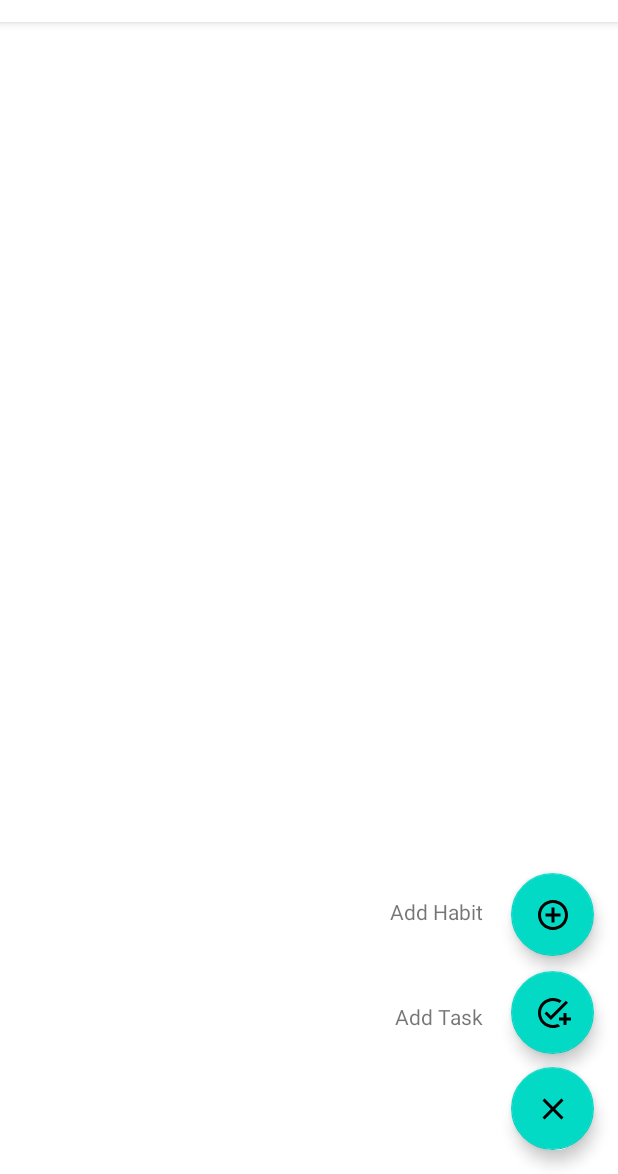
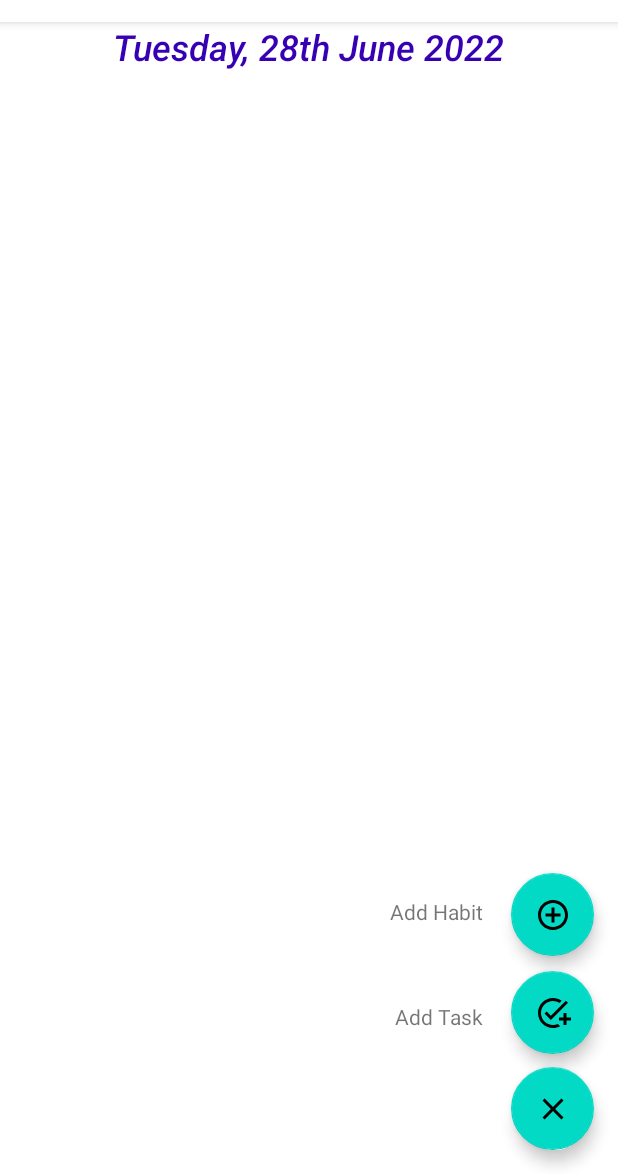
Before and after one commit to MikolajCieslik/Habitary, an Android app: the screen it shows after launch once a user with an empty profile is signed in (MainActivity), after a tap on an icon or button, on a phone screen of 412 x 824 dp, the part 62-1236 px from its top. Run offline under Robolectric (Android 15) with nearby library versions, the phone set to English and light mode, and no system bars; our stand-ins replace Firebase (no records; nobody signed in at launch, a user with empty details on screens opened directly); libraries missing offline, so code that uses them is left out: com.yarolegovich.slidingrootnav; 5 statements that could not run were skipped.

Commit message:
MainView implemented

```diff
--- a/app/src/main/java/com/example/habitary/MainActivity.java
+++ b/app/src/main/java/com/example/habitary/MainActivity.java
@@ -23,6 +23,7 @@ import com.example.habitary.authentication.EmailPasswordActivity;
 import com.example.habitary.authentication.ManageUserActivity;
 import com.example.habitary.fragment.CreateTaskFragment;
 import com.example.habitary.fragment.HabitsFragment;
+import com.example.habitary.fragment.MainViewFragment;
 import com.example.habitary.fragment.MyTasksFragment;
 import com.example.habitary.fragment.PomodoroFragment;
 import com.example.habitary.model.Task;
@@ -103,19 +104,31 @@ public class MainActivity extends AppCompatActivity implements DrawerAdapter.OnI
 
         FragmentTransaction transaction = getSupportFragmentManager().beginTransaction();
         if (position == POS_HOME){
-            /*CenteredTextFragment dashBoardFragment = new CenteredTextFragment();
-            transaction.replace(R.id.container, dashBoardFragment);*/
-            getSupportFragmentManager().beginTransaction().replace(R.id.container, new CenteredTextFragment()).commit();
+            MainViewFragment mainViewFragment = new MainViewFragment();
+            transaction.replace(R.id.container, mainViewFragment);
+            getSupportFragmentManager().beginTransaction().replace(R.id.container, new MainViewFragment()).commit();
+
+            CenteredTextFragment dashBoardFragment = new CenteredTextFragment();
+            transaction.add(R.id.container, dashBoardFragment);
+            getSupportFragmentManager().beginTransaction().add(R.id.container, new CenteredTextFragment()).commit();
         }
         else if (position == POS_TASKS){
             MyTasksFragment myTasksFragment = new MyTasksFragment();
             transaction.replace(R.id.container, myTasksFragment);
             getSupportFragmentManager().beginTransaction().replace(R.id.container, new MyTasksFragment()).commit();
+
+            CenteredTextFragment dashBoardFragment = new CenteredTextFragment();
+            transaction.add(R.id.container, dashBoardFragment);
+            getSupportFragmentManager().beginTransaction().add(R.id.container, new CenteredTextFragment()).commit();
         }
         else if (position == POS_HABITS){
             HabitsFragment habitsFragment = new HabitsFragment();
             transaction.replace(R.id.container, habitsFragment);
             getSupportFragmentManager().beginTransaction().replace(R.id.container, new HabitsFragment()).commit();
+
+            CenteredTextFragment dashBoardFragment = new CenteredTextFragment();
+            transaction.add(R.id.container, dashBoardFragment);
+            getSupportFragmentManager().beginTransaction().add(R.id.container, new CenteredTextFragment()).commit();
         }
         else if (position == POS_POMODORO){
             /*PomodoroFragment pomodoroFragment = new PomodoroFragment();
@@ -129,6 +142,14 @@ public class MainActivity extends AppCompatActivity implements DrawerAdapter.OnI
         }
         else if (position == POS_SETTINGS){
             startActivity(new Intent(MainActivity.this, ManageUserActivity.class));
+        }
+        else
+        {
+            getSupportFragmentManager().beginTransaction().replace(R.id.container, new CenteredTextFragment()).commit();
+
+            MainViewFragment mainViewFragment = new MainViewFragment();
+            transaction.replace(R.id.container, mainViewFragment);
+            getSupportFragmentManager().beginTransaction().replace(R.id.container, new MainViewFragment()).commit();
         }
 
         slidingRootNav.closeMenu();
--- a/app/src/main/java/com/example/habitary/TaskRVAdapter.java
+++ b/app/src/main/java/com/example/habitary/TaskRVAdapter.java
@@ -51,7 +51,7 @@ public class TaskRVAdapter extends RecyclerView.Adapter<TaskRVAdapter.ViewTaskHo
         Task task = taskArrayList.get(position);
         firestore.collection("Tasks").document(task.TasksId).delete();
         taskArrayList.remove(position);
-        notifyItemChanged(position);
+        notifyItemRemoved(position);
     }
 
     @Override
--- /dev/null
+++ b/app/src/main/java/com/example/habitary/fragment/MainViewFragment.java
@@ -0,0 +1,196 @@
+package com.example.habitary.fragment;
+
+import static android.content.ContentValues.TAG;
+
+import android.os.Bundle;
+
+import androidx.annotation.NonNull;
+import androidx.annotation.Nullable;
+import androidx.fragment.app.Fragment;
+import androidx.recyclerview.widget.ItemTouchHelper;
+import androidx.recyclerview.widget.LinearLayoutManager;
+import androidx.recyclerview.widget.RecyclerView;
+
+import android.util.Log;
+import android.view.LayoutInflater;
+import android.view.View;
+import android.view.ViewGroup;
+import android.widget.TextView;
+
+import com.example.habitary.HabitRVAdapter;
+import com.example.habitary.Helper;
+import com.example.habitary.R;
+import com.example.habitary.TaskRVAdapter;
+import com.example.habitary.model.Habit;
+import com.example.habitary.model.Task;
+import com.google.firebase.auth.FirebaseAuth;
+import com.google.firebase.auth.FirebaseUser;
+import com.google.firebase.firestore.DocumentChange;
+import com.google.firebase.firestore.DocumentReference;
+import com.google.firebase.firestore.FirebaseFirestore;
+
+import java.text.SimpleDateFormat;
+import java.util.ArrayList;
+import java.util.Calendar;
+import java.util.Collections;
+import java.util.List;
+
+
+public class MainViewFragment extends Fragment {
+
+    FirebaseFirestore db;
+    FirebaseFirestore db2;
+    FirebaseAuth mAuth;
+
+    RecyclerView rv;
+    ArrayList<Task> taskArrayList;
+    TaskRVAdapter taskAdapter;
+    public static final String COLLECTION = "Tasks";
+
+    RecyclerView rv2;
+    ArrayList<Habit> habitArrayList;
+    HabitRVAdapter habitAdapter;
+    public static final String COLLECTION_2 = "Habits";
+    public static final String ttask = "Today's tasks";
+    public static final String thabit = "Today's habits";
+    int counter;
+    int counterh;
+
+
+    SimpleDateFormat timeFormat = new SimpleDateFormat("HH:mm:ss");
+    SimpleDateFormat dateFormat = new SimpleDateFormat("dd-MM-yyyy");
+    SimpleDateFormat prettyFormat = new SimpleDateFormat("EEEE, d'th' MMMM yyyy"); //tylko 'th', nie ma obslugi first/second/third
+    SimpleDateFormat weekdayExtractionFormat = new SimpleDateFormat("EEEE");
+
+    String currentDate;
+    String prettyDate;
+    String weekday;
+    TextView itemCurrentDate;
+    TextView todaytask;
+    TextView todayhabit;
+
+    public MainViewFragment() {
+        db = FirebaseFirestore.getInstance();
+        currentDate = dateFormat.format(Calendar.getInstance().getTime());
+        prettyDate = prettyFormat.format(Calendar.getInstance().getTime());
+        weekday = weekdayExtractionFormat.format(Calendar.getInstance().getTime());
+    }
+
+    @Nullable
+    @Override
+    public View onCreateView(@NonNull LayoutInflater inflater, @Nullable ViewGroup container, @Nullable Bundle savedInstanceState) {
+
+        db = FirebaseFirestore.getInstance();
+        db2 = FirebaseFirestore.getInstance();
+        mAuth = FirebaseAuth.getInstance();
+
+
+        View rootView = inflater.inflate(R.layout.fragment_main_view, container, false);
+        itemCurrentDate = rootView.findViewById(R.id.timeView);
+
+        itemCurrentDate.setText(prettyDate);
+
+        rv = (RecyclerView) rootView.findViewById(R.id.rvTaski);
+        //rv.setHasFixedSize(true);
+        rv.setLayoutManager(new LinearLayoutManager(getActivity()));
+        taskArrayList = new ArrayList<>();
+        taskAdapter = new TaskRVAdapter(getActivity(), taskArrayList);
+
+        rv2 = (RecyclerView) rootView.findViewById(R.id.rvHabitsy);
+        //rv2.setHasFixedSize(true);
+        rv2.setLayoutManager(new LinearLayoutManager(getActivity()));
+        habitArrayList = new ArrayList<>();
+        habitAdapter = new HabitRVAdapter(getActivity(), habitArrayList);
+
+        todaytask = rootView.findViewById(R.id.todayTasks);
+        todayhabit = rootView.findViewById(R.id.todayHabits);
+
+        todaytask.setText(ttask);
+        todayhabit.setText(thabit);
+
+        rv2.setAdapter(habitAdapter);
+
+        rv.setAdapter(taskAdapter);
+
+        EventChangeListener();
+
+        return rootView;
+    }
+
+    @Override
+    public void onViewCreated(@NonNull View view, @Nullable Bundle savedInstanceState) {
+        super.onViewCreated(view, savedInstanceState);
+    }
+
+    private void EventChangeListener() {
+
+        final FirebaseUser user = mAuth.getCurrentUser();
+        counter = 0;
+
+        db.collection(COLLECTION)
+                .addSnapshotListener((value, error) -> {
+
+                    if (error != null) {
+                        Log.e("Firestore fail", error.getMessage());
+                        return;
+                    }
+                    assert value != null;
+                    for (DocumentChange dc : value.getDocumentChanges()) {
+                        if (dc.getType() == DocumentChange.Type.ADDED) {
+                            DocumentReference documentReference = (DocumentReference) dc.getDocument().get("idUser");
+                            String id = dc.getDocument().getId();
+                            String startDate = dateFormat.format(dc.getDocument().getTimestamp("startDate").toDate());
+                            if(documentReference.getPath().equals("Users/"+user.getUid())){
+                                if (currentDate.equals(startDate)) {
+                                    taskArrayList.add(dc.getDocument().toObject(Task.class).withId(id));
+                                    counter++;
+                                }
+                            }
+                        }
+
+                        taskAdapter.notifyDataSetChanged();
+
+                    }
+                    if (counter == 0)
+                    {
+                        todaytask.setText("");
+                    }
+
+                });
+
+        counterh = 0;
+
+        db2.collection(COLLECTION_2)
+                .addSnapshotListener((value, error) -> {
+
+                    if (error != null) {
+                        Log.e("Firestore fail", error.getMessage());
+                        return;
+                    }
+                    assert value != null;
+                    for (DocumentChange dc : value.getDocumentChanges()) {
+                        if (dc.getType() == DocumentChange.Type.ADDED) {
+                            DocumentReference documentReference = (DocumentReference) dc.getDocument().get("idUser");
+                            String id = dc.getDocument().getId();
+
+                            List<String> frq = (List<String>) dc.getDocument().get("frequency");
+
+                            if (documentReference.getPath().equals("Users/" + user.getUid())) {
+                                if (frq.contains(weekday)) {
+
+                                    habitArrayList.add(dc.getDocument().toObject(Habit.class).withId(id));
+                                    habitAdapter.notifyDataSetChanged();
+                                    counterh++;
+                                }
+                            }
+                        }
+                        Collections.reverse(habitArrayList);
+                    }
+                    if (counterh == 0)
+                    {
+                        todayhabit.setText("");
+                    }
+
+                });
+    }
+}
--- /dev/null
+++ b/app/src/main/res/layout/fragment_main_view.xml
@@ -0,0 +1,74 @@
+<?xml version="1.0" encoding="utf-8"?>
+<ScrollView xmlns:android="http://schemas.android.com/apk/res/android"
+    android:layout_width="fill_parent"
+    android:layout_height="wrap_content"
+    android:fillViewport="true">
+
+    <LinearLayout
+        xmlns:tools="http://schemas.android.com/tools"
+        android:layout_width="fill_parent"
+        android:layout_height="fill_parent"
+        android:orientation="vertical"
+        tools:context=".fragment.MyTasksFragment">
+
+
+        <TextView
+            android:id="@+id/timeView"
+            android:layout_width="wrap_content"
+            android:layout_height="wrap_content"
+            android:layout_gravity="center"
+            android:fontFamily="sans-serif-medium"
+            android:text="CZAS GONI NAS"
+            android:textColor="@color/purple_700"
+            android:textSize="24sp"
+            android:textStyle="italic" />
+
+        <TextView
+            android:id="@+id/todayTasks"
+            android:layout_width="wrap_content"
+            android:layout_height="wrap_content"
+            android:layout_gravity="left"
+            android:fontFamily="sans-serif-medium"
+            android:text="Today's tasks"
+            android:textColor="@color/purple_700"
+            android:textSize="18sp"
+            android:textStyle="italic" />
+
+
+        <androidx.recyclerview.widget.RecyclerView
+            android:id="@+id/rvTaski"
+            android:layout_width="match_parent"
+            android:layout_height="match_parent"
+            tools:layout_conversion_absoluteHeight="731dp"
+            tools:layout_conversion_absoluteWidth="411dp"
+            tools:layout_editor_absoluteX="0dp"
+            tools:layout_editor_absoluteY="0dp">
+
+        </androidx.recyclerview.widget.RecyclerView>
+
+        <TextView
+            android:id="@+id/todayHabits"
+            android:layout_width="wrap_content"
+            android:layout_height="wrap_content"
+            android:layout_gravity="left"
+            android:fontFamily="sans-serif-medium"
+            android:text="Today's habits"
+            android:textColor="@color/purple_700"
+            android:textSize="18sp"
+            android:textStyle="italic" />
+
+
+        <androidx.recyclerview.widget.RecyclerView
+            android:id="@+id/rvHabitsy"
+            android:layout_width="match_parent"
+            android:layout_height="match_parent"
+            tools:layout_conversion_absoluteHeight="731dp"
+            tools:layout_conversion_absoluteWidth="411dp"
+            tools:layout_editor_absoluteX="0dp"
+            tools:layout_editor_absoluteY="0dp">
+
+        </androidx.recyclerview.widget.RecyclerView>
+
+
+    </LinearLayout>
+</ScrollView>
```
